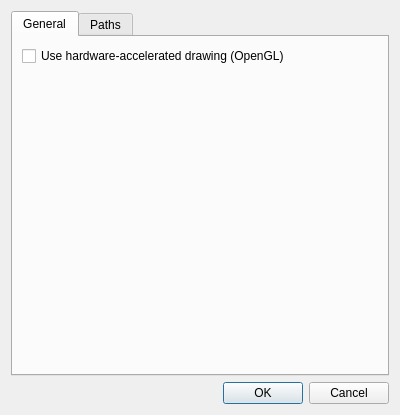
Old version of the form src/editor/preferencesdialog.ui in the repository timbaker/pzworlded.
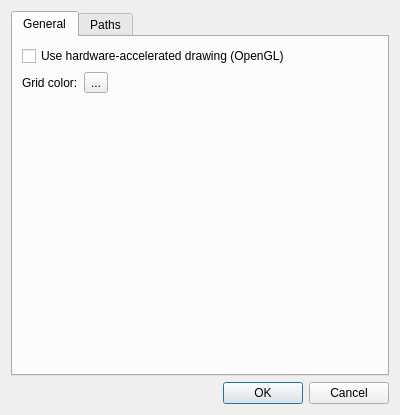
New version of the form. Icons and pictures are not drawn. Custom widgets are drawn as their Qt base class.

Commit message: Added custom grid color a la Tiled.

```diff
--- a/src/editor/preferencesdialog.ui
+++ b/src/editor/preferencesdialog.ui
@@ -31,6 +31,42 @@
          </property>
         </widget>
        </item>
+       <item>
+        <widget class="QWidget" name="widget" native="true">
+         <layout class="QHBoxLayout" name="horizontalLayout_2">
+          <property name="margin">
+           <number>0</number>
+          </property>
+          <item>
+           <widget class="QLabel" name="label">
+            <property name="text">
+             <string>Grid color:</string>
+            </property>
+           </widget>
+          </item>
+          <item>
+           <widget class="Tiled::Internal::ColorButton" name="gridColor">
+            <property name="text">
+             <string>...</string>
+            </property>
+           </widget>
+          </item>
+          <item>
+           <spacer name="horizontalSpacer_2">
+            <property name="orientation">
+             <enum>Qt::Horizontal</enum>
+            </property>
+            <property name="sizeHint" stdset="0">
+             <size>
+              <width>40</width>
+              <height>20</height>
+             </size>
+            </property>
+           </spacer>
+          </item>
+         </layout>
+        </widget>
+       </item>
        <item>
         <spacer name="verticalSpacer">
          <property name="orientation">
@@ -167,6 +203,13 @@
    </item>
   </layout>
  </widget>
+ <customwidgets>
+  <customwidget>
+   <class>Tiled::Internal::ColorButton</class>
+   <extends>QToolButton</extends>
+   <header location="global">colorbutton.h</header>
+  </customwidget>
+ </customwidgets>
  <tabstops>
   <tabstop>tabWidget</tabstop>
   <tabstop>pathsList</tabstop>
```
The commit also changes 6 other files.
